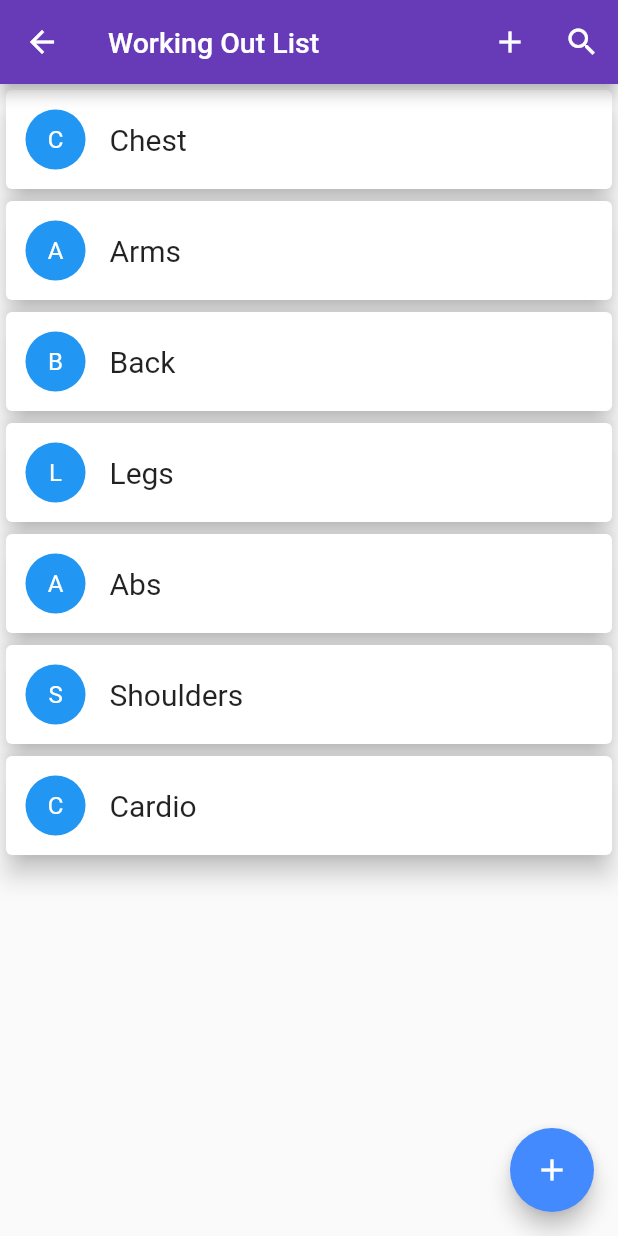
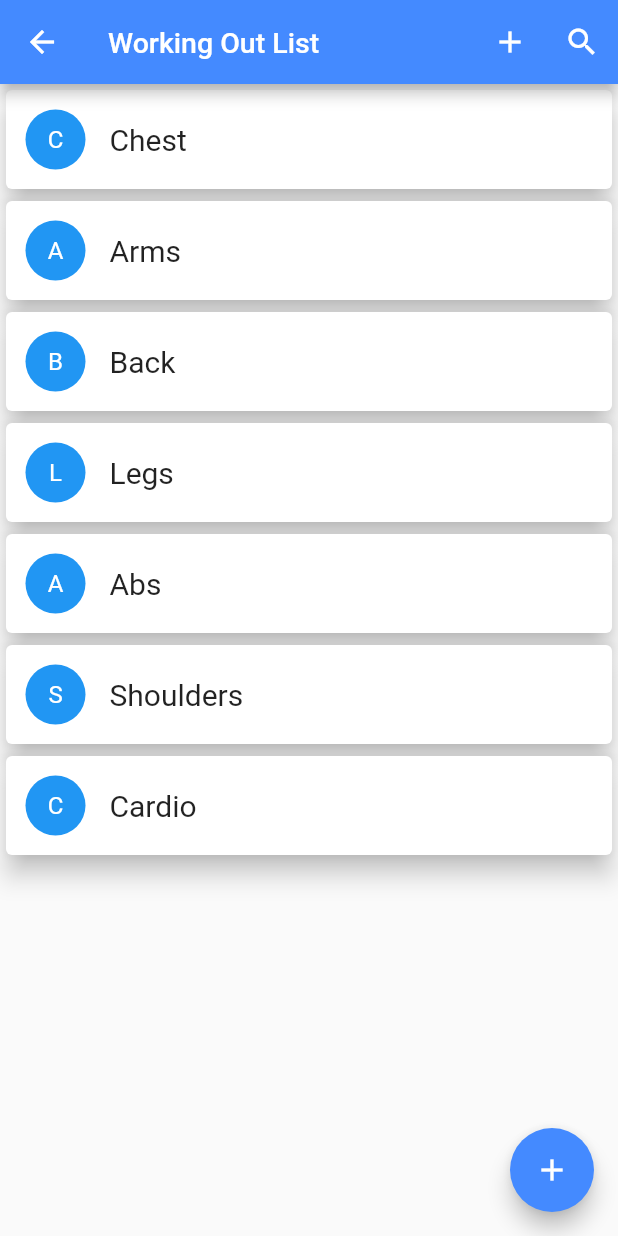
Before and after one commit to chakrakan/fitcon, a Flutter app: the WorkoutRoutineScreen screen opened by its route, on a phone screen of 412 x 824 dp. Run offline on Flutter 3.47's test engine with Material 2 defaults, Android fonts, the phone set to English and light mode, and no system bars; our stand-ins replace cached_network_image, cloud_firestore, firebase_auth, firebase_messaging, firebase_storage, flutter_local_notifications and 8 more; accounts and stored records are empty.

Commit message:
fixed back button issue + color for tab on workout

```diff
--- a/fitcon/lib/screens/workout_routine_screen.dart
+++ b/fitcon/lib/screens/workout_routine_screen.dart
@@ -25,7 +25,7 @@ class _WorkoutRoutineScreenState extends State<WorkoutRoutineScreen> {
           "Working Out List",
           style: new TextStyle(fontSize: 19.0),
         ),
-        backgroundColor: Colors.deepPurple,
+        backgroundColor: Colors.blueAccent,
         actions: <Widget>[
           new IconButton(
               icon: new Icon(Icons.add), onPressed: () => debugPrint("Add")),
```
Also changed, not shown: fitcon/lib/screens/chat_screen.dart (+11 -5 lines).
